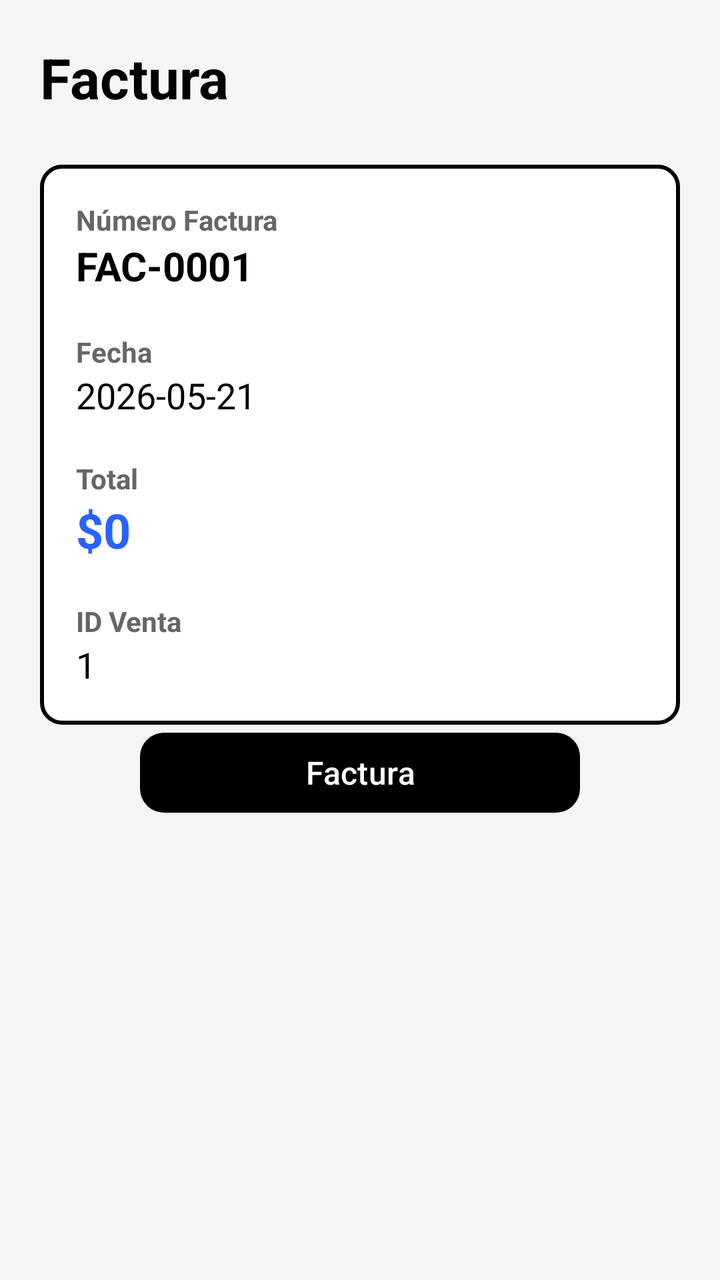
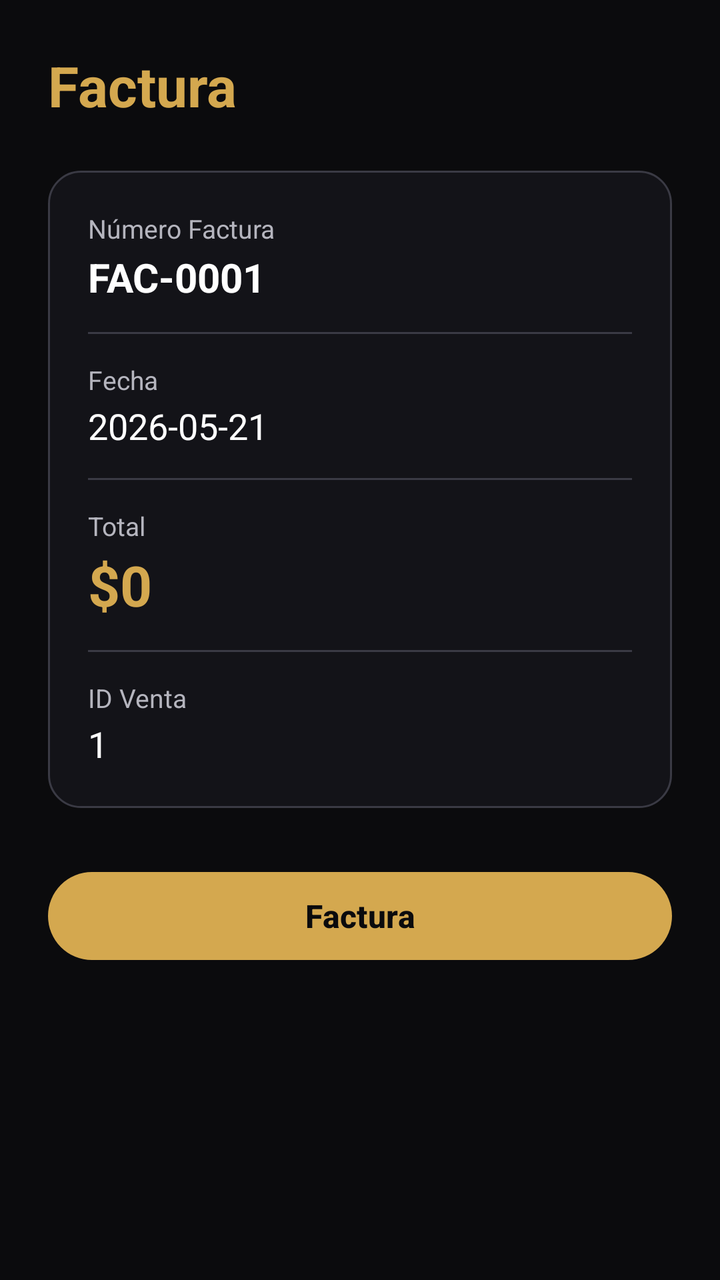

Two renders of the same Android screen: before a commit and after it. Below are the layout's source before the change and the commit's diff.
<!-- AndroidManifest.xml: application theme Theme.PryGrados -->
<!-- res/layout/factura.xml -->
<?xml version="1.0" encoding="utf-8"?>
<ScrollView
    xmlns:android="http://schemas.android.com/apk/res/android"
    xmlns:app="http://schemas.android.com/apk/res-auto"
    android:layout_width="match_parent"
    android:layout_height="match_parent"
    android:background="#F5F5F5">

    <LinearLayout
        android:layout_width="match_parent"
        android:layout_height="wrap_content"
        android:orientation="vertical"
        android:padding="20dp">

        

        <TextView
            android:layout_width="wrap_content"
            android:layout_height="wrap_content"
            android:text="Factura"
            android:textSize="28sp"
            android:textStyle="bold"
            android:textColor="#000000"
            android:layout_marginBottom="25dp"/>

        

        <LinearLayout
            android:layout_width="match_parent"
            android:layout_height="wrap_content"
            android:orientation="vertical"
            android:background="@drawable/edittext_bacground"
            android:padding="18dp">

            

            <TextView
                android:layout_width="wrap_content"
                android:layout_height="wrap_content"
                android:text="Número Factura"
                android:textStyle="bold"
                android:textColor="#666666"
                android:textSize="14sp"/>

            <TextView
                android:id="@+id/txtNumeroFactura"
                android:layout_width="wrap_content"
                android:layout_height="wrap_content"
                android:text="FAC-0001"
                android:textSize="20sp"
                android:textStyle="bold"
                android:textColor="#000000"
                android:layout_marginBottom="20dp"/>

            

            <TextView
                android:layout_width="wrap_content"
                android:layout_height="wrap_content"
                android:text="Fecha"
                android:textStyle="bold"
                android:textColor="#666666"
                android:textSize="14sp"/>

            <TextView
                android:id="@+id/txtFecha"
                android:layout_width="wrap_content"
                android:layout_height="wrap_content"
                android:text="2026-05-21"
                android:textSize="18sp"
                android:textColor="#000000"
                android:layout_marginBottom="20dp"/>

            

            <TextView
                android:layout_width="wrap_content"
                android:layout_height="wrap_content"
                android:text="Total"
                android:textStyle="bold"
                android:textColor="#666666"
                android:textSize="14sp"/>

            <TextView
                android:id="@+id/txtTotal"
                android:layout_width="wrap_content"
                android:layout_height="wrap_content"
                android:text="$0"
                android:textSize="24sp"
                android:textStyle="bold"
                android:textColor="#2962FF"
                android:layout_marginBottom="20dp"/>

            

            <TextView
                android:layout_width="wrap_content"
                android:layout_height="wrap_content"
                android:text="ID Venta"
                android:textStyle="bold"
                android:textColor="#666666"
                android:textSize="14sp"/>

            <TextView
                android:id="@+id/txtVentaId"
                android:layout_width="wrap_content"
                android:layout_height="wrap_content"
                android:text="1"
                android:textSize="18sp"
                android:textColor="#000000"/>

        </LinearLayout>

        

        <com.google.android.material.button.MaterialButton
            android:id="@+id/btnFactura"
            android:layout_width="220dp"
            android:layout_height="48dp"
            android:layout_gravity="center"
            android:text="Factura"
            android:textColor="#FFFFFF"
            android:textSize="16sp"
            app:backgroundTint="#000000"
            app:cornerRadius="12dp"
            android:layout_marginBottom="28dp" />

    </LinearLayout>

</ScrollView>
<!-- resources referenced by this layout -->
<resources>
  <!-- drawable edittext_bacground (drawable) -->
  <?xml version="1.0" encoding="utf-8"?>
  <shape xmlns:android="http://schemas.android.com/apk/res/android">
      <solid android:color="#FFFFFF"/> 
      <stroke android:width="2dp" android:color="#000000"/> 
      <corners android:radius="10dp"/> 
      <padding
          android:left="10dp"
          android:top="10dp"
          android:right="10dp"
          android:bottom="10dp"/>
  </shape>
  <style name="Theme.PryGrados" parent="Base.Theme.PryGrados" />
  <style name="Base.Theme.PryGrados" parent="Theme.Material3.DayNight.NoActionBar">
          
          
      </style>
</resources>

<!-- the commit's change to res/layout/factura.xml (unified diff, before → after) -->
@@ -1,130 +1,137 @@
 <?xml version="1.0" encoding="utf-8"?>
-<ScrollView
-    xmlns:android="http://schemas.android.com/apk/res/android"
+<ScrollView xmlns:android="http://schemas.android.com/apk/res/android"
     xmlns:app="http://schemas.android.com/apk/res-auto"
     android:layout_width="match_parent"
     android:layout_height="match_parent"
-    android:background="#F5F5F5">
+    android:background="@color/kemba_black"
+    android:fillViewport="true"
+    android:scrollbars="none">
 
     <LinearLayout
         android:layout_width="match_parent"
         android:layout_height="wrap_content"
         android:orientation="vertical"
-        android:padding="20dp">
+        android:padding="24dp">
 
         
-
         <TextView
             android:layout_width="wrap_content"
             android:layout_height="wrap_content"
+            android:layout_marginBottom="24dp"
             android:text="Factura"
+            android:textColor="@color/kemba_gold"
             android:textSize="28sp"
-            android:textStyle="bold"
-            android:textColor="#000000"
-            android:layout_marginBottom="25dp"/>
+            android:textStyle="bold" />
 
         
-
         <LinearLayout
             android:layout_width="match_parent"
             android:layout_height="wrap_content"
+            android:background="@drawable/bg_card"
             android:orientation="vertical"
-            android:background="@drawable/edittext_bacground"
-            android:padding="18dp">
-
-            
+            android:padding="20dp">
 
             <TextView
                 android:layout_width="wrap_content"
                 android:layout_height="wrap_content"
                 android:text="Número Factura"
-                android:textStyle="bold"
-                android:textColor="#666666"
-                android:textSize="14sp"/>
+                android:textColor="@color/kemba_hint"
+                android:textSize="13sp" />
 
             <TextView
                 android:id="@+id/txtNumeroFactura"
                 android:layout_width="wrap_content"
                 android:layout_height="wrap_content"
+                android:layout_marginTop="2dp"
                 android:text="FAC-0001"
+                android:textColor="@color/kemba_white"
                 android:textSize="20sp"
-                android:textStyle="bold"
-                android:textColor="#000000"
-                android:layout_marginBottom="20dp"/>
+                android:textStyle="bold" />
 
-            
+            <View
+                android:layout_width="match_parent"
+                android:layout_height="1dp"
+                android:layout_marginTop="14dp"
+                android:layout_marginBottom="14dp"
+                android:background="@color/kemba_stroke" />
 
             <TextView
                 android:layout_width="wrap_content"
                 android:layout_height="wrap_content"
                 android:text="Fecha"
-                android:textStyle="bold"
-                android:textColor="#666666"
-                android:textSize="14sp"/>
+                android:textColor="@color/kemba_hint"
+                android:textSize="13sp" />
 
             <TextView
                 android:id="@+id/txtFecha"
                 android:layout_width="wrap_content"
                 android:layout_height="wrap_content"
+                android:layout_marginTop="2dp"
                 android:text="2026-05-21"
-                android:textSize="18sp"
-                android:textColor="#000000"
-                android:layout_marginBottom="20dp"/>
+                android:textColor="@color/kemba_white"
+                android:textSize="18sp" />
 
-            
+            <View
+                android:layout_width="match_parent"
+                android:layout_height="1dp"
+                android:layout_marginTop="14dp"
+                android:layout_marginBottom="14dp"
+                android:background="@color/kemba_stroke" />
 
             <TextView
                 android:layout_width="wrap_content"
                 android:layout_height="wrap_content"
                 android:text="Total"
-                android:textStyle="bold"
-                android:textColor="#666666"
-                android:textSize="14sp"/>
+                android:textColor="@color/kemba_hint"
+                android:textSize="13sp" />
 
             <TextView
                 android:id="@+id/txtTotal"
                 android:layout_width="wrap_content"
                 android:layout_height="wrap_content"
+                android:layout_marginTop="2dp"
                 android:text="$0"
-                android:textSize="24sp"
-                android:textStyle="bold"
-                android:textColor="#2962FF"
-                android:layout_marginBottom="20dp"/>
+                android:textColor="@color/kemba_gold"
+                android:textSize="28sp"
+                android:textStyle="bold" />
 
-            
+            <View
+                android:layout_width="match_parent"
+                android:layout_height="1dp"
+                android:layout_marginTop="14dp"
+                android:layout_marginBottom="14dp"
+                android:background="@color/kemba_stroke" />
 
             <TextView
                 android:layout_width="wrap_content"
                 android:layout_height="wrap_content"
                 android:text="ID Venta"
-                android:textStyle="bold"
-                android:textColor="#666666"
-                android:textSize="14sp"/>
+                android:textColor="@color/kemba_hint"
+                android:textSize="13sp" />
 
             <TextView
                 android:id="@+id/txtVentaId"
                 android:layout_width="wrap_content"
                 android:layout_height="wrap_content"
+                android:layout_marginTop="2dp"
                 android:text="1"
-                android:textSize="18sp"
-                android:textColor="#000000"/>
+                android:textColor="@color/kemba_white"
+                android:textSize="18sp" />
 
         </LinearLayout>
 
         
-
         <com.google.android.material.button.MaterialButton
             android:id="@+id/btnFactura"
-            android:layout_width="220dp"
-            android:layout_height="48dp"
-            android:layout_gravity="center"
+            android:layout_width="match_parent"
+            android:layout_height="52dp"
+            android:layout_marginTop="28dp"
+            android:layout_marginBottom="28dp"
             android:text="Factura"
-            android:textColor="#FFFFFF"
+            android:textColor="@color/kemba_black"
             android:textSize="16sp"
-            app:backgroundTint="#000000"
-            app:cornerRadius="12dp"
-            android:layout_marginBottom="28dp" />
-
+            android:textStyle="bold"
+            app:backgroundTint="@color/kemba_gold"
+            app:cornerRadius="26dp" />
     </LinearLayout>
-
 </ScrollView>
<!-- resource entries referenced after the edit -->
@@ -1,16 +1,16 @@
 <!-- resources referenced by this layout -->
 <resources>
-  <!-- drawable edittext_bacground (drawable) -->
+  <color name="kemba_black">#0B0B0D</color>
+  <color name="kemba_gold">#D4A84F</color>
+  <color name="kemba_hint">#B5B5BE</color>
+  <color name="kemba_stroke">#3A3A44</color>
+  <color name="kemba_white">#FFFFFF</color>
+  <!-- drawable bg_card (drawable) -->
   <?xml version="1.0" encoding="utf-8"?>
-  <shape xmlns:android="http://schemas.android.com/apk/res/android">
-      <solid android:color="#FFFFFF"/> 
-      <stroke android:width="2dp" android:color="#000000"/> 
-      <corners android:radius="10dp"/> 
-      <padding
-          android:left="10dp"
-          android:top="10dp"
-          android:right="10dp"
-          android:bottom="10dp"/>
+  <shape xmlns:android="http://schemas.android.com/apk/res/android" android:shape="rectangle">
+      <solid android:color="#E614141A" />
+      <stroke android:width="1dp" android:color="@color/kemba_stroke" />
+      <corners android:radius="16dp" />
   </shape>
   <style name="Theme.PryGrados" parent="Base.Theme.PryGrados" />
   <style name="Base.Theme.PryGrados" parent="Theme.Material3.DayNight.NoActionBar">
